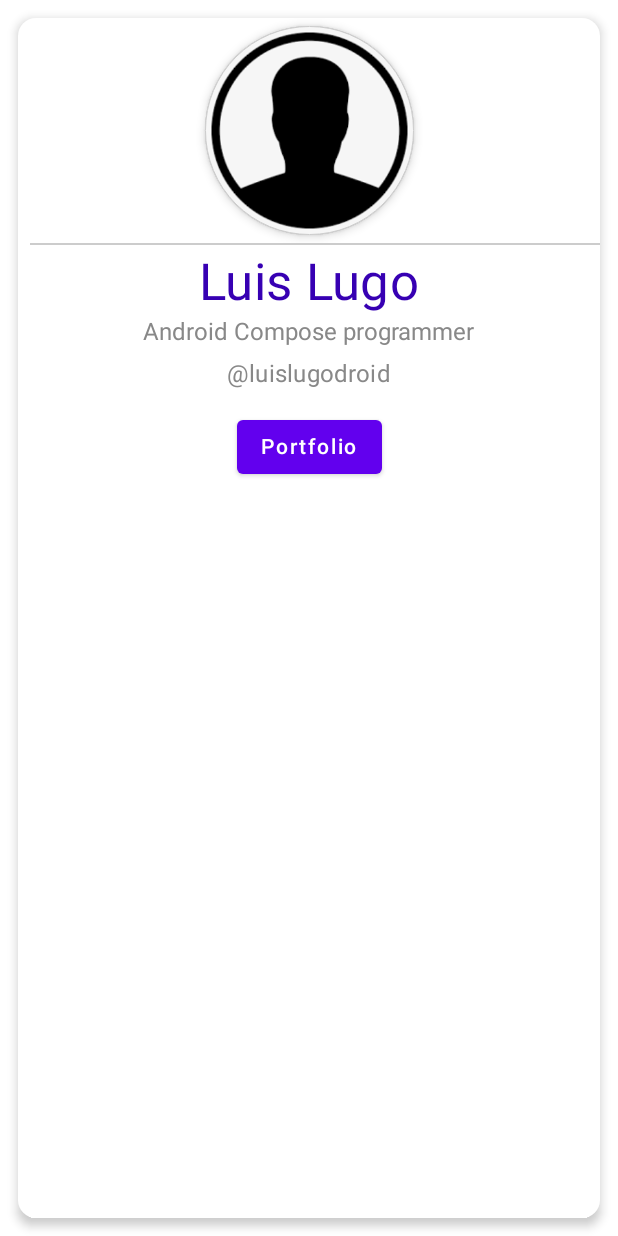
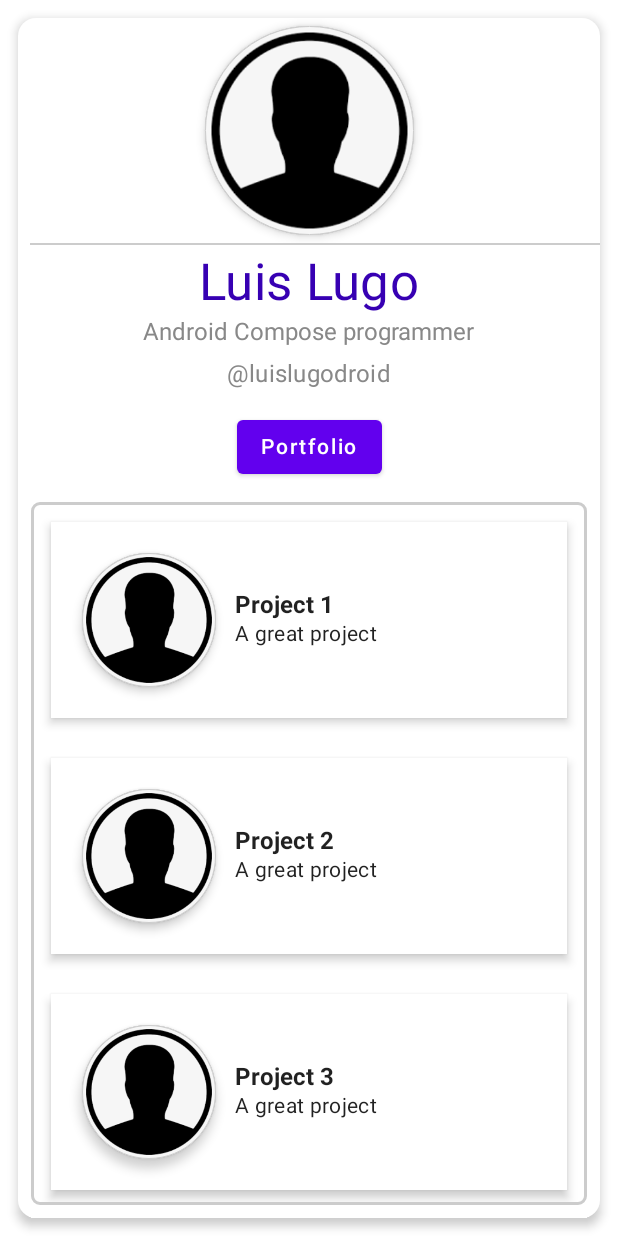
Before and after one commit to luizlugo/bizcard, an Android app built with Jetpack Compose: the screen it shows after launch (MainActivity), after a tap on "Portfolio", on a phone screen of 412 x 824 dp. Run offline under Robolectric (Android 15) with nearby library versions, the phone set to English and light mode, and no system bars.

Commit message:
final version of bizcard

```diff
--- a/app/src/main/java/com/volcanolabs/jetbizcard/MainActivity.kt
+++ b/app/src/main/java/com/volcanolabs/jetbizcard/MainActivity.kt
@@ -6,6 +6,7 @@ import androidx.activity.ComponentActivity
 import androidx.activity.compose.setContent
 import androidx.compose.foundation.BorderStroke
 import androidx.compose.foundation.Image
+import androidx.compose.foundation.background
 import androidx.compose.foundation.layout.*
 import androidx.compose.foundation.lazy.LazyColumn
 import androidx.compose.foundation.lazy.items
@@ -14,11 +15,15 @@ import androidx.compose.foundation.shape.CornerSize
 import androidx.compose.foundation.shape.RoundedCornerShape
 import androidx.compose.material.*
 import androidx.compose.runtime.Composable
+import androidx.compose.runtime.mutableStateOf
+import androidx.compose.runtime.remember
 import androidx.compose.ui.Alignment
 import androidx.compose.ui.Modifier
 import androidx.compose.ui.graphics.Color
+import androidx.compose.ui.graphics.RectangleShape
 import androidx.compose.ui.layout.ContentScale
 import androidx.compose.ui.res.painterResource
+import androidx.compose.ui.text.font.FontWeight
 import androidx.compose.ui.tooling.preview.Preview
 import androidx.compose.ui.unit.dp
 import com.volcanolabs.jetbizcard.ui.theme.JetbizcardTheme
@@ -40,6 +45,7 @@ class MainActivity : ComponentActivity() {
     }
 }
 
+@Preview
 @Composable
 fun CreateBizCard() {
     Surface(
@@ -122,22 +128,6 @@ fun CreateCardInfoSection() {
 }
 
 @Composable
-fun CreatePortfolioSection() {
-    Button(
-        onClick = {
-            Log.d("Clicked", "CreateBizCard: Clicked")
-        },
-        modifier = Modifier.padding(4.dp),
-    ) {
-        Text(
-            text = "Portfolio",
-            style = MaterialTheme.typography.button
-        )
-    }
-}
-
-@Preview
-@Composable
 fun Content() {
     Box(
         modifier = Modifier
@@ -164,10 +154,66 @@ fun Content() {
 }
 
 @Composable
+fun CreatePortfolioSection() {
+    var buttonClickedState = remember {
+        mutableStateOf(false)
+    }
+    Button(
+        onClick = {
+            Log.d("Clicked", "CreateBizCard: Clicked")
+            buttonClickedState.value = !buttonClickedState.value
+        },
+        modifier = Modifier.padding(4.dp),
+    ) {
+        Text(
+            text = "Portfolio",
+            style = MaterialTheme.typography.button
+        )
+    }
+
+    if (buttonClickedState.value) {
+        Content()
+    } else {
+        Box {}
+    }
+}
+
+@Composable
 fun Portfolio(data: List<String>) {
     LazyColumn {
         items(data) { item ->
-            Text(item)
+            Card(
+                modifier = Modifier
+                    .padding(13.dp)
+                    .fillMaxWidth(),
+                shape = RectangleShape,
+                elevation = 4.dp
+            ) {
+                Row(
+                    modifier = Modifier
+                        .padding(8.dp)
+                        .background(MaterialTheme.colors.surface)
+                        .padding(7.dp)
+                ) {
+                    CreateImageProfile(
+                        modifier = Modifier.size(100.dp)
+                    )
+                    Column(
+                        modifier = Modifier
+                            .padding(7.dp)
+                            .align(alignment = Alignment.CenterVertically),
+                    ) {
+                        Text(
+                            text = item,
+                            fontWeight = FontWeight.Bold
+                        )
+                        Text(
+                            text = "A great project",
+                            style = MaterialTheme.typography.body2
+                        )
+                    }
+                }
+            }
         }
     }
 }
```
Also changed, not shown: 1 other file.
